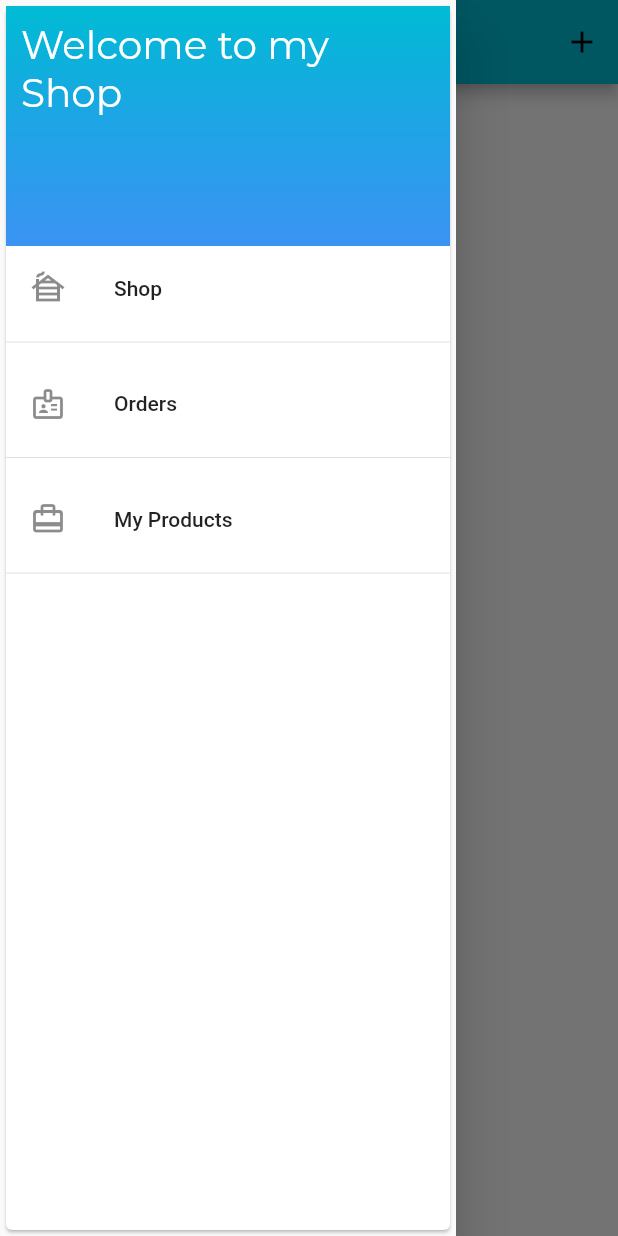
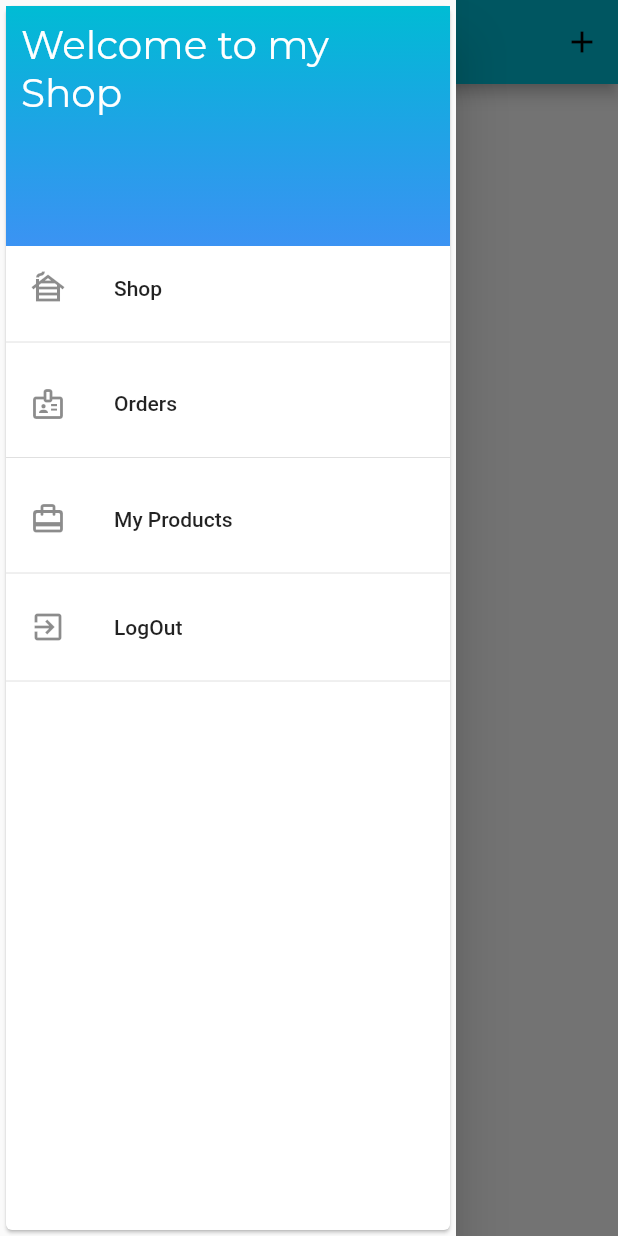
Before and after one commit to ehsonmiraz/shopapp, a Flutter app: the MyProducts screen opened by its route, with the side drawer open, on a phone screen of 412 x 824 dp. Run offline on Flutter 3.47's test engine with Material 2 defaults, Android fonts, the phone set to English and light mode, and no system bars; our stand-ins replace google_fonts; network calls fail.

Commit message:
logout introduced

```diff
--- a/lib/main.dart
+++ b/lib/main.dart
@@ -36,8 +36,8 @@ class MyApp extends StatelessWidget {
        ),
 
        ChangeNotifierProxyProvider<Auth,Order>(
-            create: (ctx)=> Order(""),
-            update: (BuildContext ctx,Auth auth,  Order? order)=> Order(auth.token)
+            create: (ctx)=> Order("",""),
+            update: (BuildContext ctx,Auth auth,  Order? order)=> Order(auth.token,auth.userId)
         )
       ],
       child: Consumer<Auth>(
--- a/lib/providers/orders.dart
+++ b/lib/providers/orders.dart
@@ -17,7 +17,8 @@ class OrderItem{
 
 class Order extends ChangeNotifier{
   String? _token;
-  Order(this._token);
+  String? _userId;
+  Order(this._token,this._userId);
   Map<String ,OrderItem> _items={};
   Map<String ,OrderItem> get items{
     return {..._items};
@@ -27,7 +28,7 @@ class Order extends ChangeNotifier{
   }
 
   Future<void> fetchAndSetItems() async{
-    final url=Uri.parse("https://shop-app-87fed-default-rtdb.firebaseio.com/orders.json?auth=$_token");
+    final url=Uri.parse("https://shop-app-87fed-default-rtdb.firebaseio.com/orders/$_userId.json?auth=$_token");
     final Map<String ,OrderItem> loadedOrders= {};
     try{
       final response = await http.get(url);
@@ -55,7 +56,7 @@ class Order extends ChangeNotifier{
     }
   }
   Future<void> addItem( double amount, List<CartItem> cartItems) async{
-    final url=Uri.parse("https://shop-app-87fed-default-rtdb.firebaseio.com/orders.json?auth=$_token");
+    final url=Uri.parse("https://shop-app-87fed-default-rtdb.firebaseio.com/orders/$_userId.json?auth=$_token");
     final Map<String ,dynamic> cartItemMap= {};
     final timestamp = DateTime.now();
     try {
--- a/lib/widgets/appdrawer.dart
+++ b/lib/widgets/appdrawer.dart
@@ -1,8 +1,10 @@
 import 'package:flutter/material.dart';
-
+import 'package:provider/provider.dart';
+import '../services/auth.dart' ;
 import '../screens/my_products.dart';
 import '../screens/order_screen.dart';
 import '../screens/overview_screen.dart';
+
 
 class AppDrawer extends StatelessWidget {
   const AppDrawer({Key? key}) : super(key: key);
@@ -51,6 +53,14 @@ class AppDrawer extends StatelessWidget {
               onTap: (){Navigator.pushReplacementNamed(context, MyProducts.routeName);},
             ),
             Divider(),
+            ListTile(
+              leading: Icon(Icons.exit_to_app),
+              title: Text("LogOut"),
+              onTap: (){
+                Provider.of<Auth>(context,listen: false).logOut();
+              },
+            ),
+            Divider(),
             SizedBox(height: 5,),
           ],
         ),
--- a/lib/widgets/order_item_widget.dart
+++ b/lib/widgets/order_item_widget.dart
@@ -69,7 +69,7 @@ class OrderItemWidget extends StatelessWidget {
 
                   ),
                   subtitle: Text("Time: ${DateFormat("dd-MM-yyyy hh:mm").format(orderItem.dateTime)}"),
-                  trailing: IconButton(onPressed:null, icon: Icon(Icons.radio_button_off_rounded)),
+                  trailing: IconButton(onPressed:null, icon: Icon(Icons.track_changes_outlined)),
                 )
 
             ),
```
Also changed, not shown: lib/services/auth.dart (+6 -1 lines).
